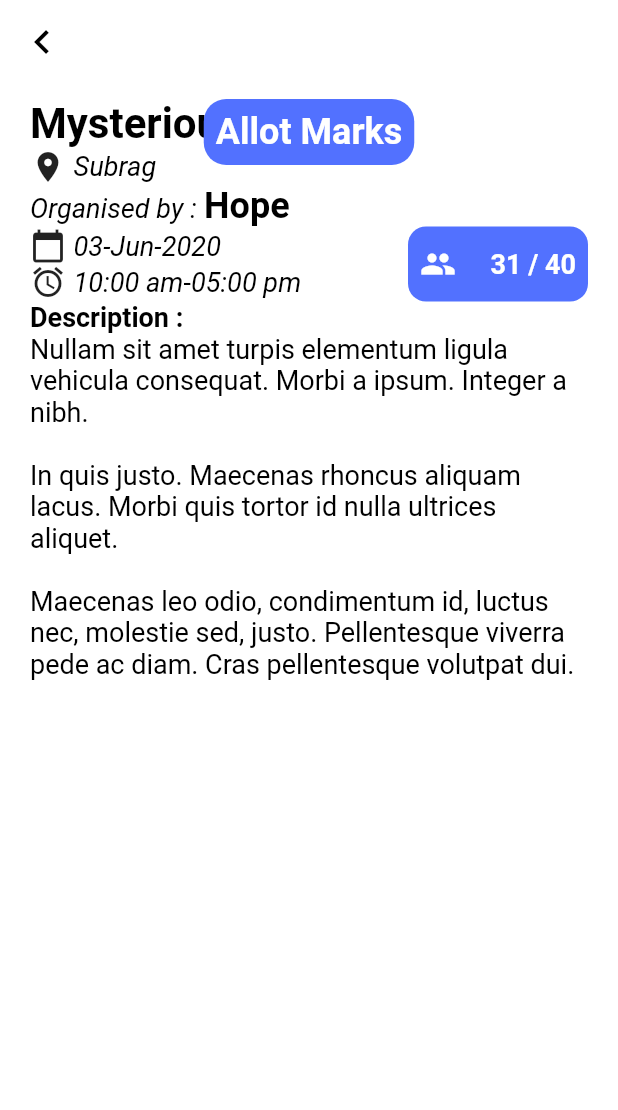
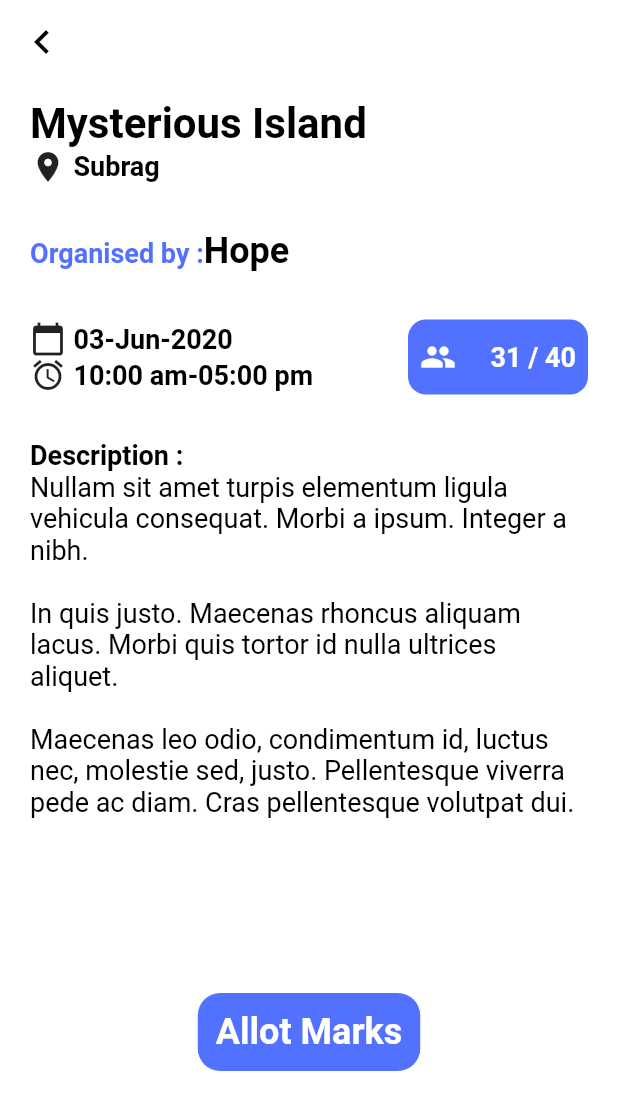
Before and after one commit to NSS-BPHC/nssapp, a Flutter app: the EventDescription screen opened directly with sample values from the repository, on a phone screen of 412 x 824 dp. Shown: the top 1110 px of the screen. Run offline on Flutter 3.47's test engine with Material 2 defaults, Android fonts, the phone set to English and light mode, and no system bars; network calls fail.

Commit message:
fix(events-description): modify the allignment stack

```diff
--- a/lib/main.dart
+++ b/lib/main.dart
@@ -15,7 +15,7 @@ class MyApp extends StatefulWidget {
 }
 
 class _MyAppState extends State<MyApp> {
-  int selectedIndex = 0;
+  int selectedIndex = 2;
   List<Widget> widgetOptions = <Widget>[
     VolunteerEventsScreen(),
     VolunteerMerchandiseScreen(),
--- a/lib/views/screens/eventDescription.dart
+++ b/lib/views/screens/eventDescription.dart
@@ -58,14 +58,14 @@ class _EventDescriptionState extends State<EventDescription> {
                             Text(
                               widget.eventModel.location,
                               style: TextStyle(
-                                fontWeight: FontWeight.normal,
-                                fontStyle: FontStyle.italic,
+                                fontWeight: FontWeight.bold,
                                 fontSize: 18,
                                 color: Colors.black,
                               ),
                             ),
                           ],
                         ),
+                        SizedBox(height: 30.0),
                         Row(
                           crossAxisAlignment: CrossAxisAlignment.baseline,
                           textBaseline: TextBaseline.alphabetic,
@@ -73,13 +73,12 @@ class _EventDescriptionState extends State<EventDescription> {
                             Text(
                               "Organised by :",
                               style: TextStyle(
-                                fontWeight: FontWeight.normal,
-                                fontStyle: FontStyle.italic,
+                                fontWeight: FontWeight.bold,
                                 fontSize: 18,
-                                color: Colors.black,
+                                color: Color(0xff5271ff),
                               ),
                             ),
-                            SizedBox(width: 5.0),
+                            SizedBox(height: 30.0),
                             Text(
                               widget.eventModel.organiser,
                               style: TextStyle(
@@ -94,10 +93,12 @@ class _EventDescriptionState extends State<EventDescription> {
                     ),
                   ],
                 ),
+                SizedBox(height: 30.0),
                 Row(
                   mainAxisAlignment: MainAxisAlignment.spaceBetween,
                   children: [
                     Column(
+                      mainAxisAlignment: MainAxisAlignment.spaceBetween,
                       crossAxisAlignment: CrossAxisAlignment.start,
                       children: [
                         Row(
@@ -107,8 +108,7 @@ class _EventDescriptionState extends State<EventDescription> {
                             Text(
                               widget.eventModel.date.toString(),
                               style: TextStyle(
-                                  fontWeight: FontWeight.normal,
-                                  fontStyle: FontStyle.italic,
+                                  fontWeight: FontWeight.bold,
                                   fontSize: 18,
                                   color: Colors.black),
                             ),
@@ -121,23 +121,21 @@ class _EventDescriptionState extends State<EventDescription> {
                             Text(
                               "10:00 am",
                               style: TextStyle(
-                                  fontWeight: FontWeight.normal,
-                                  fontStyle: FontStyle.italic,
+                                  fontWeight: FontWeight.bold,
                                   fontSize: 18,
                                   color: Colors.black),
                             ),
                             Text(
                               "-",
                               style: TextStyle(
-                                  fontWeight: FontWeight.normal,
+                                  fontWeight: FontWeight.bold,
                                   fontSize: 18,
                                   color: Colors.black),
                             ),
                             Text(
                               "05:00 pm",
                               style: TextStyle(
-                                  fontWeight: FontWeight.normal,
-                                  fontStyle: FontStyle.italic,
+                                  fontWeight: FontWeight.bold,
                                   fontSize: 18,
                                   color: Colors.black),
                             ),
@@ -176,8 +174,9 @@ class _EventDescriptionState extends State<EventDescription> {
                     )
                   ],
                 ),
-                Row(
-                  crossAxisAlignment: CrossAxisAlignment.center,
+                SizedBox(height: 30.0),
+                Column(
+                  crossAxisAlignment: CrossAxisAlignment.start,
                   children: [
                     Text(
                       'Description :',
@@ -185,8 +184,6 @@ class _EventDescriptionState extends State<EventDescription> {
                           fontWeight: FontWeight.bold,
                           fontSize: 18,
                           color: Colors.black),
-                    ),
-                  ],
                     ),
                     Text(
                       widget.eventModel.description,
@@ -197,15 +194,25 @@ class _EventDescriptionState extends State<EventDescription> {
                     ),
                   ],
                 ),
-            Row(
+                SizedBox(height: 50.0),
+              ],
+            ),
+            Column(
+              mainAxisAlignment: MainAxisAlignment.spaceBetween,
+              children: [
+                SizedBox(),
+                Padding(
+                  padding: const EdgeInsets.all(100.0),
+                  child: Row(
                     mainAxisAlignment: MainAxisAlignment.center,
                     children: [
                       Container(
                         decoration: BoxDecoration(
                           color: Color(0xff5271ff),
-                      borderRadius: BorderRadius.all(Radius.circular(15))),
+                          borderRadius: BorderRadius.all(Radius.circular(15)),
+                        ),
                         child: Padding(
-                    padding: const EdgeInsets.all(8.0),
+                          padding: const EdgeInsets.all(12.0),
                           child: Text(
                             "Allot Marks",
                             style: TextStyle(
@@ -218,6 +225,9 @@ class _EventDescriptionState extends State<EventDescription> {
                       ),
                     ],
                   ),
+                ),
+              ],
+            ),
           ],
         ),
       ),
--- a/lib/views/screens/merchandiseDescription.dart
+++ b/lib/views/screens/merchandiseDescription.dart
@@ -18,7 +18,7 @@ class _MerchandiseDescriptionScreenState
     return Scaffold(
         backgroundColor: Colors.white,
         appBar: AppBar(
-          backgroundColor: Color(0xffC9F2E9),
+          backgroundColor: Colors.white,
           elevation: 0,
           centerTitle: false,
           leading: IconButton(
@@ -36,7 +36,7 @@ class _MerchandiseDescriptionScreenState
             Container(
               height: 450.0,
               decoration: BoxDecoration(
-                color: Color(0xffC9F2E9),
+                color: Colors.white,
                 borderRadius: BorderRadius.only(
                   bottomLeft: Radius.circular(45.0),
                   bottomRight: Radius.circular(45.0),
```
Lines whose indentation alone changed are shown as unchanged.
